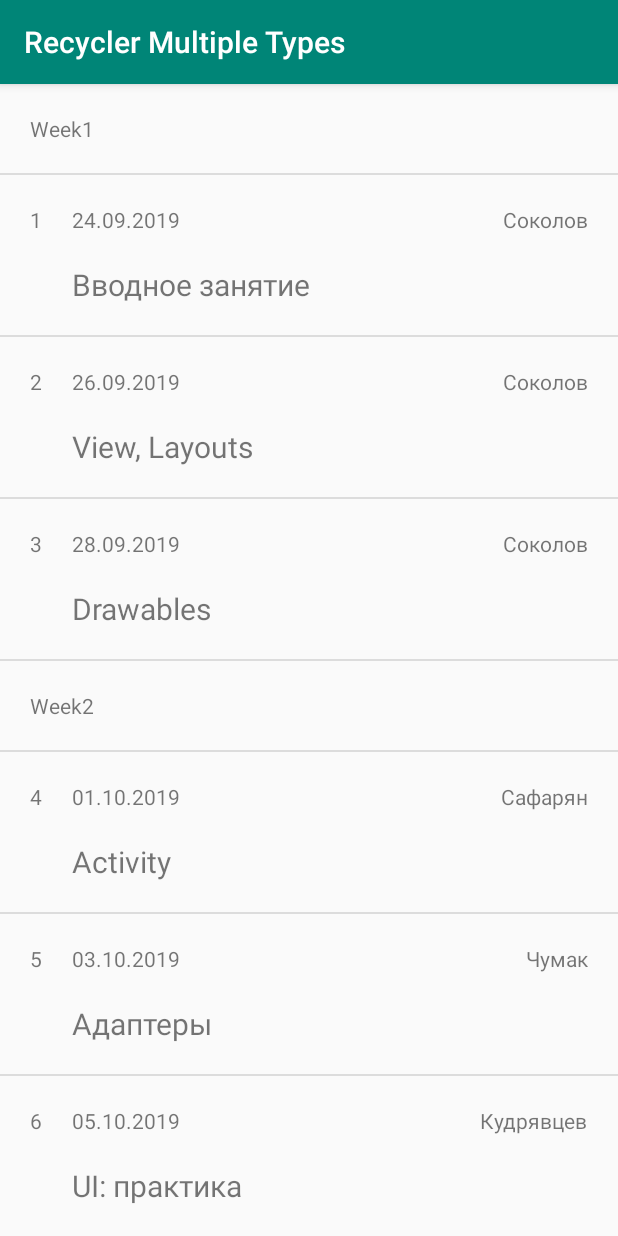
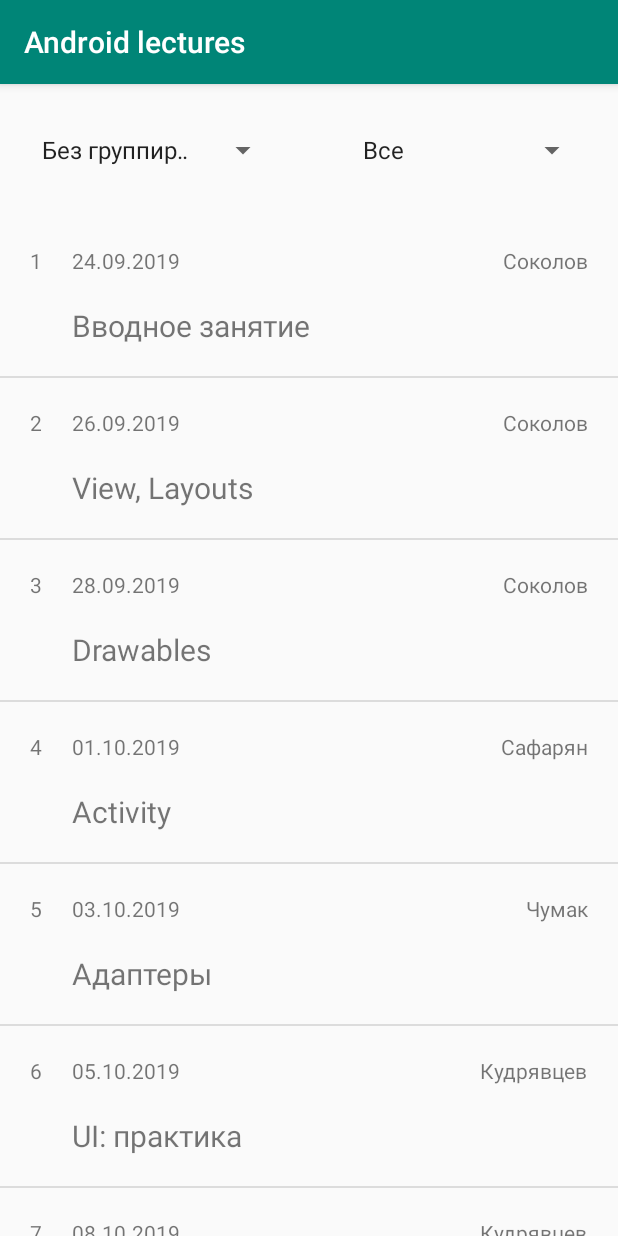
Before and after one commit to rkhusainov/sber-lectures, an Android app: the screen it shows after launch (MainActivity), on a phone screen of 412 x 824 dp. Run offline under Robolectric (Android 15) with nearby library versions, the phone set to English and light mode, and no system bars.

Commit message:
Add grouping by weeks

```diff
--- a/app/src/main/java/com/github/rkhusainov/recyclermultipletypes/CourseAdapter.java
+++ b/app/src/main/java/com/github/rkhusainov/recyclermultipletypes/CourseAdapter.java
@@ -14,24 +14,36 @@ import java.util.List;
 public class CourseAdapter extends RecyclerView.Adapter<RecyclerView.ViewHolder> {
 
     private final int LECTURE = 0, WEEK = 1;
+    private static final int NON_GROUP = 0, GROUP = 1;
 
     private List<Object> mWeekLectures = new ArrayList<>();
     private List<Lecture> mLectures;
+    private int mGroupStatus=0;
 
-    public CourseAdapter(List<Lecture> lectures) {
+    public void setLectures(List<Lecture> lectures) {
         mLectures = lectures;
         generateWeekLectures();
+        notifyDataSetChanged();
+    }
+
+    public void setGroupStatus(int status) {
+        mGroupStatus = status;
     }
 
     private void generateWeekLectures() {
+        if (mGroupStatus == NON_GROUP) {
+            mWeekLectures = new ArrayList<Object>(mLectures);
+        } else {
+            mWeekLectures.clear();
             int weekCount = 1;
             for (int i = 0; i < mLectures.size(); i++) {
                 if (!(i % 3 == 0)) {
                     mWeekLectures.add(mLectures.get(i));
                 } else {
-                mWeekLectures.add("Week" + weekCount);
+                    mWeekLectures.add("Week " + weekCount);
                     mWeekLectures.add(mLectures.get(i));
                     weekCount++;
+                }
             }
         }
     }
--- /dev/null
+++ b/app/src/main/java/com/github/rkhusainov/recyclermultipletypes/LectorSpinnerAdapter.java
@@ -0,0 +1,57 @@
+package com.github.rkhusainov.recyclermultipletypes;
+
+import android.view.LayoutInflater;
+import android.view.View;
+import android.view.ViewGroup;
+import android.widget.BaseAdapter;
+import android.widget.TextView;
+
+import androidx.annotation.NonNull;
+
+import java.util.List;
+
+public class LectorSpinnerAdapter extends BaseAdapter {
+
+    private final List<String> mLectors;
+
+    public LectorSpinnerAdapter(@NonNull List<String> lectors) {
+        mLectors = lectors;
+    }
+
+    @Override
+    public int getCount() {
+        return mLectors.size();
+    }
+
+    @Override
+    public String getItem(int position) {
+        return mLectors.get(position);
+    }
+
+    @Override
+    public long getItemId(int position) {
+        return 0;
+    }
+
+    @Override
+    public View getView(int position, View convertView, ViewGroup parent) {
+        if (convertView == null) {
+            convertView = LayoutInflater.from(parent.getContext()).inflate(android.R.layout.simple_list_item_1, parent, false);
+            ViewHolder viewHolder = new ViewHolder(convertView);
+            convertView.setTag(viewHolder);
+        }
+
+        ViewHolder holder = (ViewHolder) convertView.getTag();
+        holder.mLectorName.setText(getItem(position));
+        return convertView;
+    }
+
+    private class ViewHolder {
+        private TextView mLectorName;
+
+        private ViewHolder(View view) {
+            mLectorName = view.findViewById(android.R.id.text1);
+        }
+    }
+
+}
--- a/app/src/main/java/com/github/rkhusainov/recyclermultipletypes/MainActivity.java
+++ b/app/src/main/java/com/github/rkhusainov/recyclermultipletypes/MainActivity.java
@@ -6,22 +6,43 @@ import androidx.recyclerview.widget.LinearLayoutManager;
 import androidx.recyclerview.widget.RecyclerView;
 
 import android.os.Bundle;
+import android.view.View;
+import android.widget.AdapterView;
+import android.widget.ArrayAdapter;
+import android.widget.Spinner;
 
+import java.util.ArrayList;
+import java.util.Collections;
 import java.util.List;
 
 public class MainActivity extends AppCompatActivity {
 
+    public static final int POSITION_ALL = 0;
+    private static final int NON_GROUP = 0, GROUP = 1;
+
     private RecyclerView mRecyclerView;
+    private CourseAdapter mCourseAdapter = new CourseAdapter();
     private CourseListProvider mProvider = new CourseListProvider();
-    private List<Lecture> mLectures;
+    private List<Lecture> mLectures = new ArrayList<>();
+    private List<String> mLectors;
+    private int mLectorPosition;
+    private int mWeekGroupStatus;
 
     @Override
     protected void onCreate(Bundle savedInstanceState) {
         super.onCreate(savedInstanceState);
         setContentView(R.layout.activity_main);
 
-        mLectures = mProvider.provideLectures();
+        getLectors();
         initRecyclerView();
+        initSpinner();
+    }
+
+    private void getLectors() {
+
+        mLectors = mProvider.provideLectors();
+        Collections.sort(mLectors);
+        mLectors.add(POSITION_ALL, getResources().getString(R.string.all));
     }
 
     private void initRecyclerView() {
@@ -29,6 +50,63 @@ public class MainActivity extends AppCompatActivity {
         mRecyclerView.setLayoutManager(new LinearLayoutManager(this, RecyclerView.VERTICAL, false));
         DividerItemDecoration dividerItemDecoration = new DividerItemDecoration(this, DividerItemDecoration.VERTICAL);
         mRecyclerView.addItemDecoration(dividerItemDecoration);
-        mRecyclerView.setAdapter(new CourseAdapter(mLectures));
+        mRecyclerView.setAdapter(mCourseAdapter);
+    }
+
+    private void initSpinner() {
+        Spinner lectorSpinner = findViewById(R.id.lectors_spinner);
+        lectorSpinner.setAdapter(new LectorSpinnerAdapter(mLectors));
+
+        lectorSpinner.setOnItemSelectedListener(new AdapterView.OnItemSelectedListener() {
+            @Override
+            public void onItemSelected(AdapterView<?> adapterView, View view, int position, long l) {
+                mLectorPosition = position;
+
+                setGroupStatus();
+                setLectures(mLectorPosition);
+            }
+
+            @Override
+            public void onNothingSelected(AdapterView<?> adapterView) {
+
+            }
+        });
+
+        Spinner weekSpinner = findViewById(R.id.week_group_spinner);
+        ArrayAdapter<?> adapter = ArrayAdapter.createFromResource(this, R.array.group_status, android.R.layout.simple_spinner_item);
+        adapter.setDropDownViewResource(android.R.layout.simple_spinner_dropdown_item);
+        weekSpinner.setAdapter(adapter);
+
+        weekSpinner.setOnItemSelectedListener(new AdapterView.OnItemSelectedListener() {
+            @Override
+            public void onItemSelected(AdapterView<?> adapterView, View view, int position, long l) {
+                mWeekGroupStatus = position;
+
+                setGroupStatus();
+                setLectures(mLectorPosition);
+            }
+
+            @Override
+            public void onNothingSelected(AdapterView<?> adapterView) {
+
+            }
+        });
+    }
+
+    private void setGroupStatus() {
+        if (mWeekGroupStatus == 0) {
+            mCourseAdapter.setGroupStatus(NON_GROUP);
+        } else {
+            mCourseAdapter.setGroupStatus(GROUP);
+        }
+    }
+
+    public void setLectures(int lectorPosition) {
+        if (lectorPosition == POSITION_ALL) {
+            mLectures = mProvider.provideLectures();
+        } else {
+            mLectures = mProvider.lectureFilterBy(mLectors.get(mLectorPosition));
+        }
+        mCourseAdapter.setLectures(mLectures);
     }
 }
--- a/app/src/main/res/layout/activity_main.xml
+++ b/app/src/main/res/layout/activity_main.xml
@@ -3,7 +3,29 @@
     xmlns:tools="http://schemas.android.com/tools"
     android:layout_width="match_parent"
     android:layout_height="match_parent"
+    android:orientation="vertical"
     tools:context=".MainActivity">
+
+    <LinearLayout
+        android:layout_width="match_parent"
+        android:layout_height="wrap_content"
+        android:orientation="horizontal">
+
+        <Spinner
+            android:id="@+id/week_group_spinner"
+            android:layout_width="0dp"
+            android:layout_height="wrap_content"
+            android:layout_margin="@dimen/default_margin"
+            android:layout_weight="1" />
+
+        <Spinner
+            android:id="@+id/lectors_spinner"
+            android:layout_width="0dp"
+            android:layout_height="wrap_content"
+            android:layout_margin="@dimen/default_margin"
+            android:layout_weight="1" />
+
+    </LinearLayout>
 
     <androidx.recyclerview.widget.RecyclerView
         android:id="@+id/recycler"
--- a/app/src/main/res/values/strings.xml
+++ b/app/src/main/res/values/strings.xml
@@ -1,3 +1,9 @@
 <resources>
-    <string name="app_name">Recycler Multiple Types</string>
+    <string name="app_name">Android lectures</string>
+    <string name="all">Все</string>
+
+    <string-array name="group_status">
+        <item>Без группировки</item>
+        <item>С группировкой</item>
+    </string-array>
 </resources>
```
Lines whose indentation alone changed are shown as unchanged.
